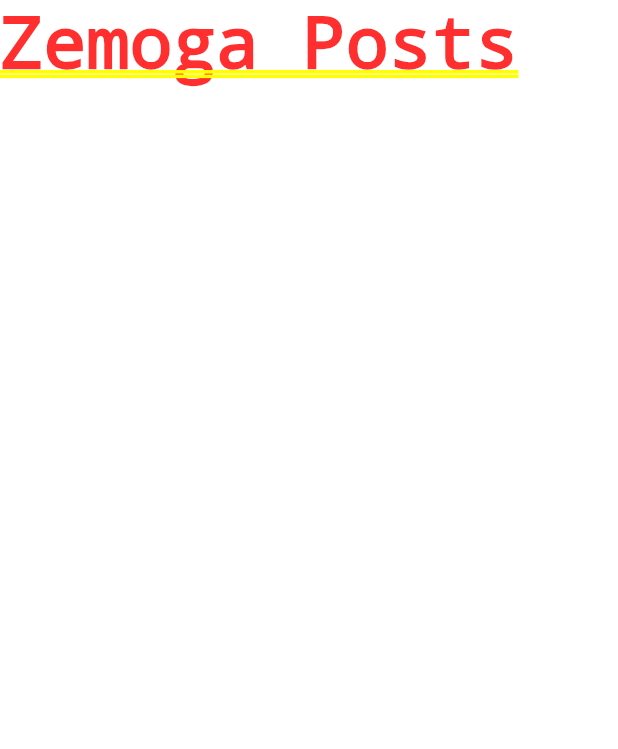
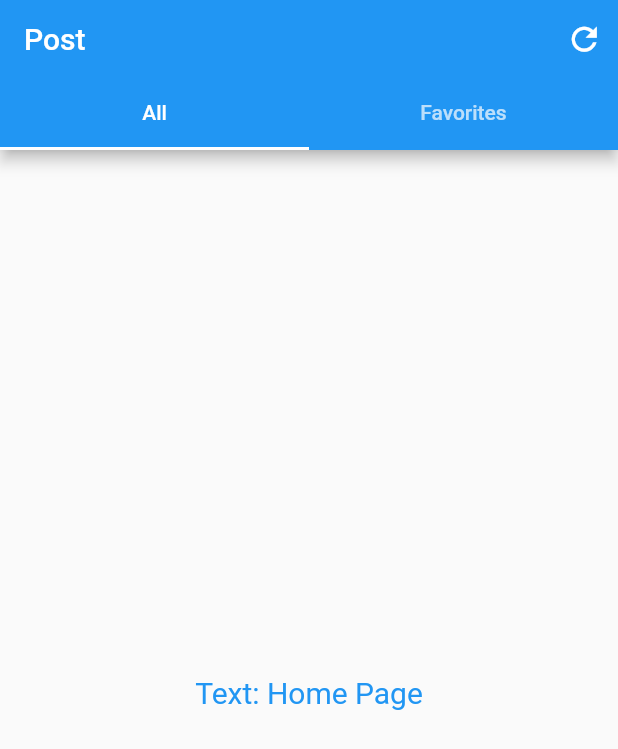
Before and after one commit to data987/posts_app, a Flutter app: the screen it shows after launch, on a phone screen of 412 x 824 dp. Shown: the top 749 px of the screen. Run offline on Flutter 3.47's test engine with Material 2 defaults, Android fonts, the phone set to English and light mode, and no system bars.

Commit message:
Create tabBar for iOS and android

```diff
--- a/lib/myapp.dart
+++ b/lib/myapp.dart
@@ -1,4 +1,5 @@
 import 'package:flutter/material.dart';
+import 'package:zemoga_posts/src/screens/home/home_screen.dart';
 
 class MyApp extends StatelessWidget {
   const MyApp({Key key}) : super(key: key);
@@ -6,12 +7,13 @@ class MyApp extends StatelessWidget {
   @override
   Widget build(BuildContext context) {
     return MaterialApp(
+      debugShowCheckedModeBanner: false,
       title: 'Posts',
       theme: ThemeData(
         primarySwatch: Colors.blue,
         visualDensity: VisualDensity.adaptivePlatformDensity,
       ),
-      home: Text('Zemoga Posts'),
+      home: HomeScreen(),
     );
   }
 }
--- /dev/null
+++ b/lib/src/screens/home/home_screen.dart
@@ -0,0 +1,62 @@
+import 'package:flutter/material.dart';
+import 'package:zemoga_posts/src/widgets/widgets.dart';
+
+class HomeScreen extends StatefulWidget {
+  const HomeScreen({Key key}) : super(key: key);
+
+  @override
+  _HomeScreenState createState() => _HomeScreenState();
+}
+
+class _HomeScreenState extends State<HomeScreen>
+    with SingleTickerProviderStateMixin {
+  int groupValueIndex = 0;
+  TabController _tabController;
+
+  @override
+  void initState() {
+    super.initState();
+    _tabController = TabController(vsync: this, length: 2);
+  }
+
+  static Widget giveCenter(String yourText) {
+    return Center(
+      child: Text(
+        "Text: $yourText",
+        style: TextStyle(color: Colors.blue, fontSize: 20.0),
+      ),
+    );
+  }
+
+  List<Widget> bodies = [giveCenter("Home Page"), giveCenter("Search Page")];
+
+  @override
+  Widget build(BuildContext context) {
+    final _platform = Theme.of(context).platform;
+    return Scaffold(
+        appBar: PreferredSize(
+            preferredSize: Size(double.infinity, 100.0),
+            child: _renderTabBar(_platform)),
+        body: _renderTabView(_platform));
+  }
+
+  Widget _renderTabBar(TargetPlatform platform) {
+    return platform == TargetPlatform.iOS
+        ? IosBar(
+            title: 'Post',
+            reload: () {},
+            changeIndex: (index) => setState(() => groupValueIndex = index),
+          )
+        : AndroidBar(
+            tabController: _tabController, title: 'Post', reload: () {});
+  }
+
+  Widget _renderTabView(TargetPlatform platform) {
+    return platform == TargetPlatform.iOS
+        ? bodies[groupValueIndex]
+        : TabBarView(
+            controller: _tabController,
+            children: bodies,
+          );
+  }
+}
--- /dev/null
+++ b/lib/src/screens/screens.dart
@@ -0,0 +1 @@
+export 'home/home_screen.dart';
--- /dev/null
+++ b/lib/src/widgets/tabBar/android_bar.dart
@@ -0,0 +1,33 @@
+import 'package:flutter/material.dart';
+
+class AndroidBar extends StatelessWidget {
+  const AndroidBar(
+      {Key key,
+      @required this.title,
+      @required this.reload,
+      @required this.tabController})
+      : super(key: key);
+
+  final String title;
+  final Function reload;
+  final TabController tabController;
+
+  @override
+  PreferredSizeWidget build(BuildContext context) {
+    return AppBar(
+      title: Text(title, style: TextStyle(color: Colors.white)),
+      actions: [
+        InkWell(
+            onTap: reload,
+            child: Padding(
+              padding: EdgeInsets.symmetric(horizontal: 10.0),
+              child: Icon(Icons.refresh, size: 25),
+            ))
+      ],
+      bottom: TabBar(
+        controller: tabController,
+        tabs: [Tab(text: 'All'), Tab(text: 'Favorites')],
+      ),
+    );
+  }
+}
--- /dev/null
+++ b/lib/src/widgets/widgets.dart
@@ -0,0 +1,2 @@
+export 'tabBar/android_bar.dart';
+export 'tabBar/ios_bar.dart';
```
Also changed, not shown: lib/src/widgets/tabBar/ios_bar.dart (added, +56 -0 lines).
